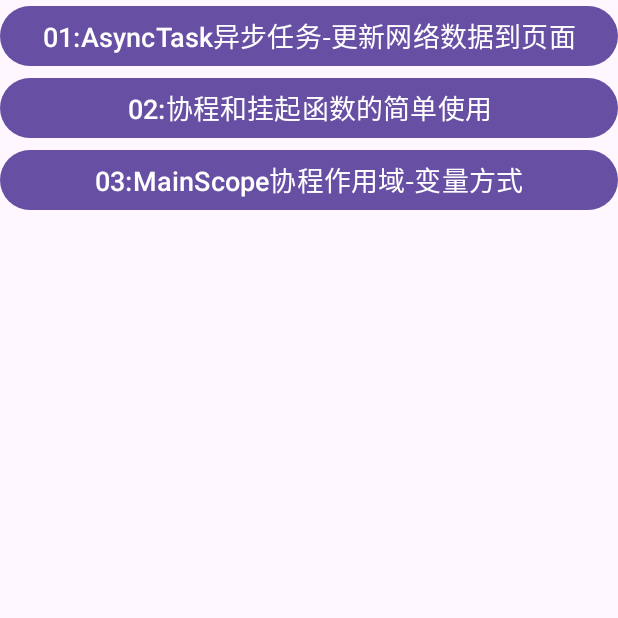
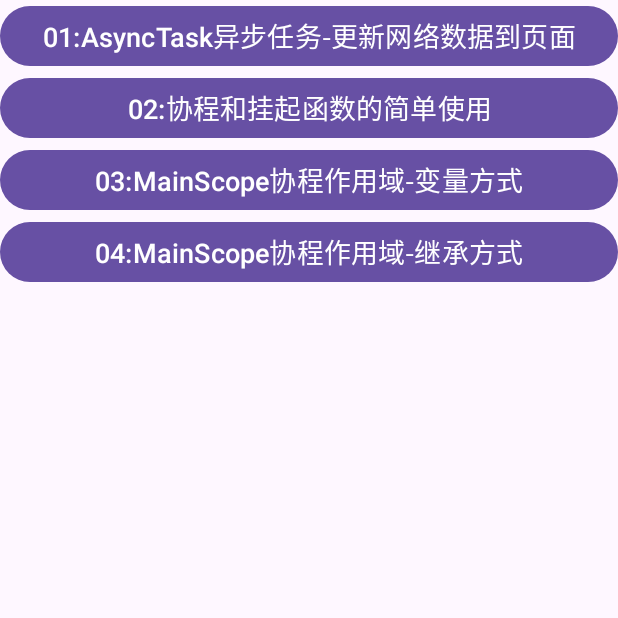
Before and after one commit to mocHeart/CoroutinesStudy, an Android app: the screen it shows after launch (MainActivity), on a phone screen of 412 x 824 dp, the top half of it. Run offline under Robolectric (Android 15) with nearby library versions, the light colour scheme and no system bars; libraries missing offline, so code that uses them is left out: com.hjq.toast; 1 statement that could not run was skipped.

Commit message:
Demo03:MainScope协程作用域-继承方式

```diff
--- a/app/src/main/AndroidManifest.xml
+++ b/app/src/main/AndroidManifest.xml
@@ -26,6 +26,9 @@
             android:name=".demo03.Demo03Activity"
             android:exported="true" />
         <activity
+            android:name=".demo04.Demo04Activity"
+            android:exported="true" />
+        <activity
             android:name=".MainActivity"
             android:exported="true">
             <intent-filter>
--- a/app/src/main/java/com/hg/crs/MainActivity.kt
+++ b/app/src/main/java/com/hg/crs/MainActivity.kt
@@ -7,6 +7,7 @@ import androidx.appcompat.app.AppCompatActivity
 import com.hg.crs.demo01.Demo01Activity
 import com.hg.crs.demo02.Demo02Activity
 import com.hg.crs.demo03.Demo03Activity
+import com.hg.crs.demo04.Demo04Activity
 
 class MainActivity : AppCompatActivity() {
     override fun onCreate(savedInstanceState: Bundle?) {
@@ -27,5 +28,10 @@ class MainActivity : AppCompatActivity() {
             intent = Intent(this, Demo03Activity::class.java)
             startActivity(intent)
         }
+
+        findViewById<Button>(R.id.btn_dem04).setOnClickListener{
+            intent = Intent(this, Demo04Activity::class.java)
+            startActivity(intent)
+        }
     }
 }
--- a/app/src/main/res/layout/activity_main.xml
+++ b/app/src/main/res/layout/activity_main.xml
@@ -35,6 +35,13 @@
                 android:text="03:MainScope协程作用域-变量方式"
                 android:textColor="@color/white"
                 android:textSize="18sp" />
+            <Button
+                android:id="@+id/btn_dem04"
+                android:layout_width="match_parent"
+                android:layout_height="wrap_content"
+                android:text="04:MainScope协程作用域-继承方式"
+                android:textColor="@color/white"
+                android:textSize="18sp" />
         </LinearLayout>
     </ScrollView>
 </LinearLayout>
```
Also changed, not shown: app/src/main/java/com/hg/crs/demo04/Demo04Activity.kt (added, +49 -0 lines).
